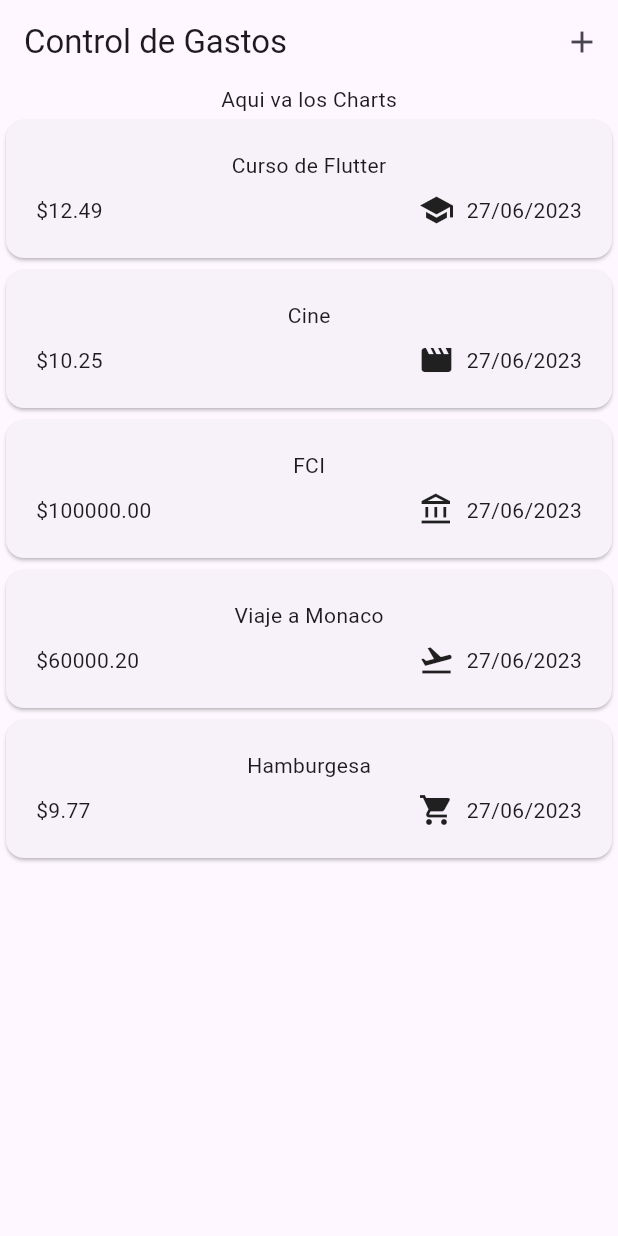
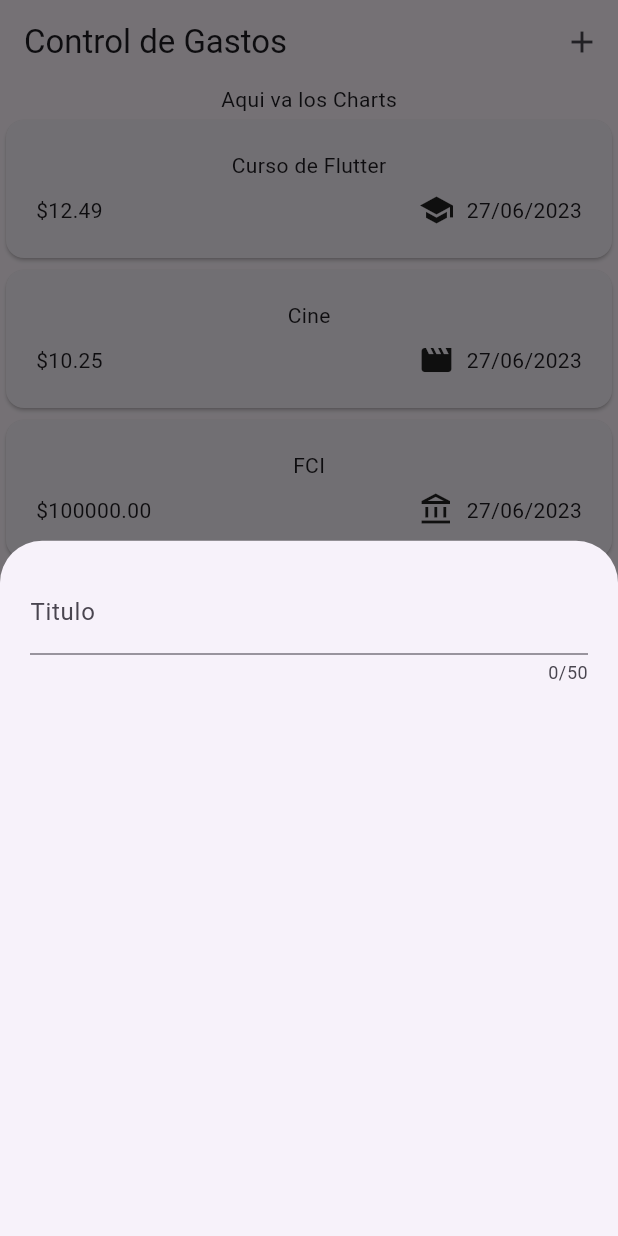
Before and after one commit to schwarz84/expenses-tracker-app, a Flutter app: the screen it shows after launch, after a tap on the "add" icon, on a phone screen of 412 x 824 dp. Run offline on Flutter 3.47's test engine with Material 2 defaults, Android fonts, the phone set to English and light mode, and no system bars.

Commit message:
clase 106

```diff
--- a/lib/main.dart
+++ b/lib/main.dart
@@ -5,6 +5,7 @@ import 'package:expenses_tracker/widgets/widgets.dart';
 void main() {
   runApp(
     MaterialApp(
+      debugShowCheckedModeBanner: false,
       theme: ThemeData(useMaterial3: true),
       home: const Expenses(),
     )
--- /dev/null
+++ b/lib/widgets/add_expense.dart
@@ -0,0 +1,29 @@
+import 'package:flutter/material.dart';
+
+class NewExpense extends StatefulWidget {
+  const NewExpense({super.key});
+
+  @override
+  State<NewExpense> createState() {
+    return _NewExpenseState();
+  }
+}
+
+class _NewExpenseState extends State<NewExpense> {
+  @override
+  Widget build(BuildContext context) {
+    return const Padding(
+      padding: EdgeInsets.all(20),
+      child: Column(
+        children: [
+          TextField(
+            maxLength: 50,
+            decoration: InputDecoration(
+              label: Text('Titulo')
+            ),
+          )
+        ],
+      ),
+    );
+  }
+}
--- a/lib/widgets/expenses.dart
+++ b/lib/widgets/expenses.dart
@@ -20,6 +20,14 @@ class _ExpensesState extends State<Expenses> {
     Expense(title: 'Viaje a Monaco', amount: 60000.20, date: DateTime.now(), category: Category.viajes),
     Expense(title: 'Hamburgesa', amount: 9.77, date: DateTime.now(), category: Category.comida)
   ];
+
+  void _addNewExpenseModal() {
+    showModalBottomSheet(
+      context: context,
+      builder: (ctx) => const NewExpense()
+    );
+  }
+
   @override
   Widget build(BuildContext context) {
     return Scaffold(
@@ -27,7 +35,7 @@ class _ExpensesState extends State<Expenses> {
         title: const Text('Control de Gastos'),
         actions: [
           IconButton(
-            onPressed: () {},
+            onPressed: _addNewExpenseModal,
             icon: const Icon(Icons.add)
           )
         ],
--- a/lib/widgets/widgets.dart
+++ b/lib/widgets/widgets.dart
@@ -1,2 +1,3 @@
+export 'package:expenses_tracker/widgets/add_expense.dart';
 export 'package:expenses_tracker/widgets/expenses_list/expenses_list.dart';
 export 'package:expenses_tracker/widgets/expenses.dart';
```
